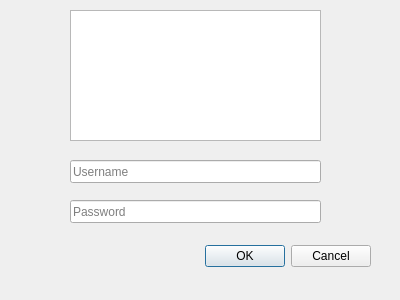
The window that gui/CoreConnectDialog.ui (Forkk/ChatCoreClient) describes before a commit, drawn with Qt 5.
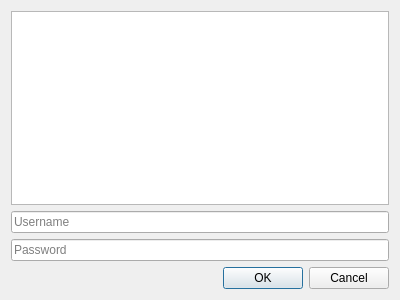
The same window after the commit.

The edit to the form file:
```diff
--- a/gui/CoreConnectDialog.ui
+++ b/gui/CoreConnectDialog.ui
@@ -13,61 +13,39 @@
   <property name="windowTitle">
    <string>Dialog</string>
   </property>
-  <widget class="QDialogButtonBox" name="buttonBox">
-   <property name="geometry">
-    <rect>
-     <x>30</x>
-     <y>240</y>
-     <width>341</width>
-     <height>32</height>
-    </rect>
-   </property>
-   <property name="orientation">
-    <enum>Qt::Horizontal</enum>
-   </property>
-   <property name="standardButtons">
-    <set>QDialogButtonBox::Cancel|QDialogButtonBox::Ok</set>
-   </property>
-  </widget>
+  <layout class="QVBoxLayout" name="verticalLayout">
+   <item>
   <widget class="QListView" name="coreSelect">
-   <property name="geometry">
-    <rect>
-     <x>70</x>
-     <y>10</y>
-     <width>251</width>
-     <height>131</height>
-    </rect>
-   </property>
    <property name="selectionMode">
     <enum>QAbstractItemView::SingleSelection</enum>
    </property>
   </widget>
+   </item>
+   <item>
   <widget class="QLineEdit" name="username">
-   <property name="geometry">
-    <rect>
-     <x>70</x>
-     <y>160</y>
-     <width>251</width>
-     <height>23</height>
-    </rect>
-   </property>
    <property name="placeholderText">
     <string>Username</string>
    </property>
   </widget>
+   </item>
+   <item>
   <widget class="QLineEdit" name="password">
-   <property name="geometry">
-    <rect>
-     <x>70</x>
-     <y>200</y>
-     <width>251</width>
-     <height>23</height>
-    </rect>
-   </property>
    <property name="placeholderText">
     <string>Password</string>
    </property>
   </widget>
+   </item>
+   <item>
+    <widget class="QDialogButtonBox" name="buttonBox">
+     <property name="orientation">
+      <enum>Qt::Horizontal</enum>
+     </property>
+     <property name="standardButtons">
+      <set>QDialogButtonBox::Cancel|QDialogButtonBox::Ok</set>
+     </property>
+    </widget>
+   </item>
+  </layout>
  </widget>
  <resources/>
  <connections>
```
Lines whose indentation alone changed are shown as unchanged.
